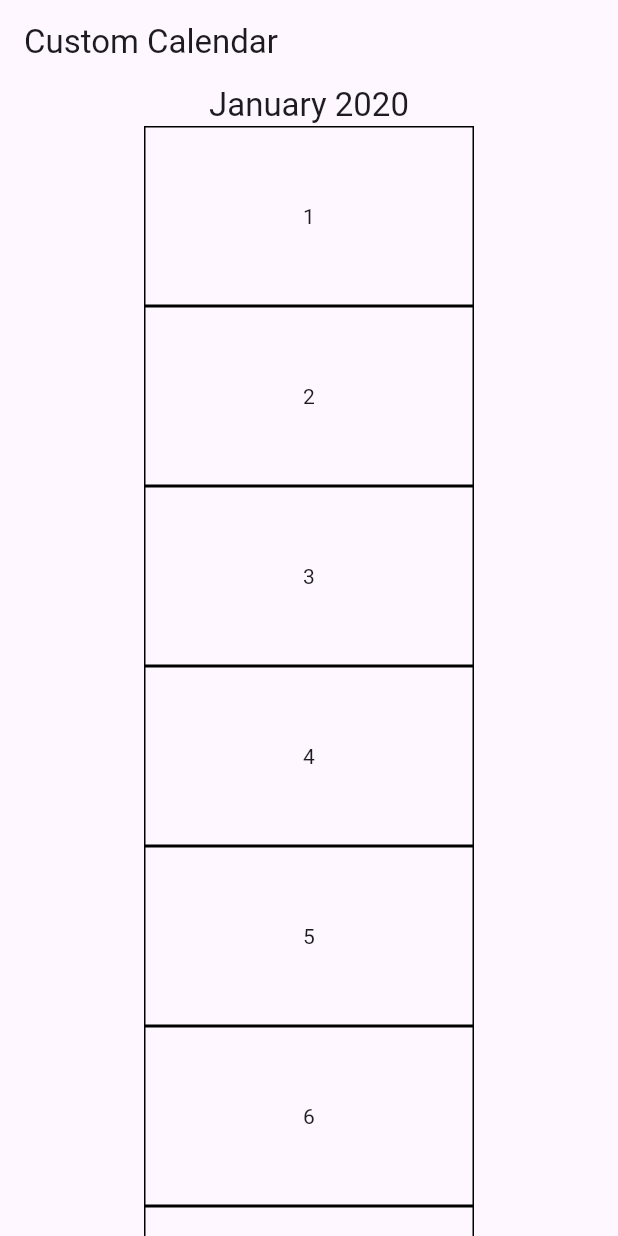
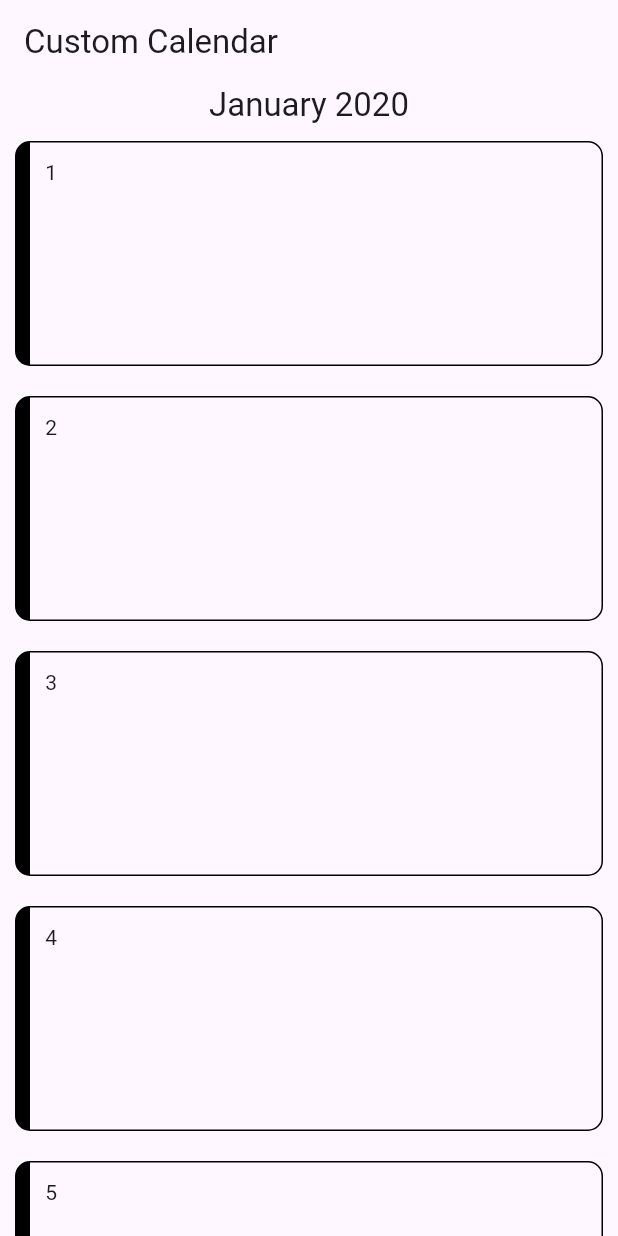
Before and after one commit to Tembocs/candi, a Flutter app: the screen it shows after launch, on a phone screen of 412 x 824 dp. Run offline on Flutter 3.47's test engine with Material 3 defaults, Android fonts, the light colour scheme and no system bars.

Commit message:
Added initial implementation of day view.

```diff
--- a/lib/days_view/days_view.dart
+++ b/lib/days_view/days_view.dart
@@ -21,22 +21,28 @@ class DaysView extends StatelessWidget {
 
     // Add empty containers for days before the first day of the current month
     for (int i = 0; i < blankDays; i++) {
-      dayWidgets.add(Container()); // Empty container for alignment
+      dayWidgets.add(Container());
     }
 
     // Add days of the month
     for (int i = 1; i <= daysInMonth; i++) {
       dayWidgets.add(
-        SizedBox(
-          height: 120,
-          width: 220,
+        Padding(
+          padding: const EdgeInsets.all(10.0),
           child: Container(
-            height: 100,
-            width: 200,
-            decoration: BoxDecoration(
-              border: Border.all(color: Colors.black),
+            height: 150,
+            width: 400,
+            padding: const EdgeInsets.all(10.0),
+            decoration: const BoxDecoration(
+              border: Border(
+                left: BorderSide(color: Colors.black, width: 10.0),
+                top: BorderSide(color: Colors.black, width: 1.0),
+                right: BorderSide(color: Colors.black, width: 1.0),
+                bottom: BorderSide(color: Colors.black, width: 1.0),
+              ),
+              borderRadius: BorderRadius.all(Radius.circular(10.0)),
             ),
-            alignment: Alignment.center,
+            alignment: Alignment.topLeft,
             child: Text('$i'),
           ),
         ),
@@ -48,7 +54,7 @@ class DaysView extends StatelessWidget {
 
   @override
   Widget build(BuildContext context) {
-    // REturn a list of days for year in years and month in month_names
+    // Return a list of days for year in years and month in month_names
     return ListView.builder(
       itemCount: years.length * month_names.length,
       itemBuilder: (BuildContext context, int index) {
@@ -61,11 +67,6 @@ class DaysView extends StatelessWidget {
               style: Theme.of(context).textTheme.titleLarge,
             ),
             for (var item in _buildCalendarDays(year, month)) item,
-            // GridView.count(
-            //   crossAxisCount: 7,
-            //   shrinkWrap: true,
-            //   children: _buildCalendarDays(year, month),
-            // ),
           ],
         );
       },
```
